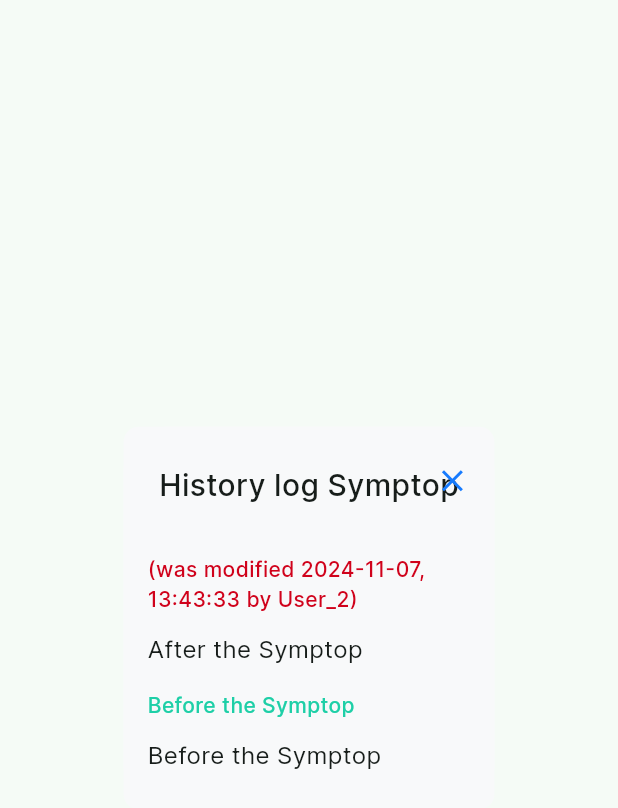
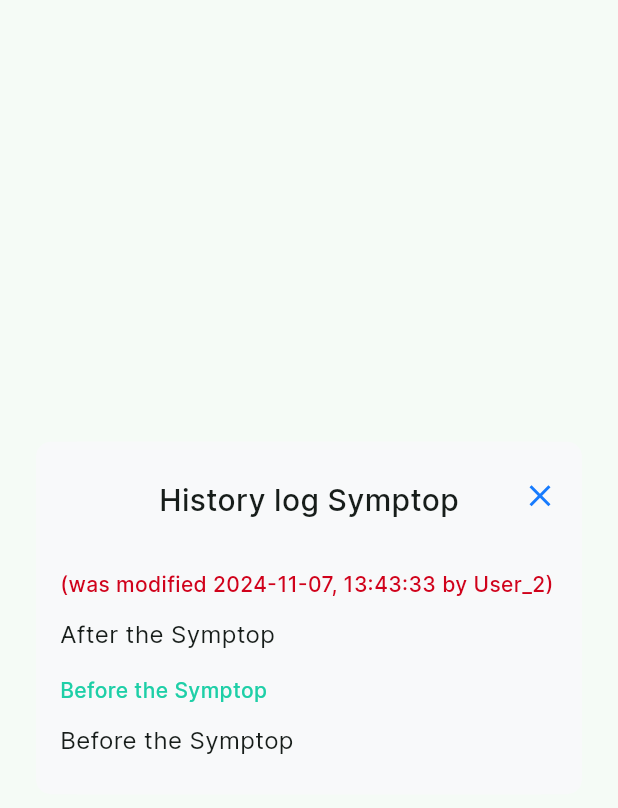
Before and after one commit to InAppoDev/doctor_ai_assistent, a Flutter app: the HistoryLogModal widget shown alone on an empty page, opened directly, on a phone screen of 412 x 824 dp. Shown: the top 808 px of the screen. Run offline on Flutter 3.47's test engine with Material 3 defaults, Android fonts, the light colour scheme and no system bars; our stand-ins replace auto_route, awesome_extensions, flutter_screenutil, flutter_svg, get_it, just_audio and 6 more; missing offline and left inert: flutter_quill, record; accounts and stored records are empty; generated files the repository leaves out were written again.

Commit message:
feat: update the logo of the application + fix of inset padding history log modal

```diff
--- a/lib/features/medical_form/presentation/widgets/history_log_modal.dart
+++ b/lib/features/medical_form/presentation/widgets/history_log_modal.dart
@@ -17,7 +17,7 @@ class HistoryLogModal extends StatelessWidget {
   Widget build(BuildContext context) {
     return Dialog(
       backgroundColor: AppColors.bg,
-      insetPadding: EdgeInsets.symmetric(horizontal: MediaQuery.of(context).size.width * 0.2),
+      insetPadding: EdgeInsets.symmetric(horizontal: Responsive.isDesktop(context) ? MediaQuery.of(context).size.width * 0.2 : 24),
       child: Container(
           decoration: BoxDecoration(
             color: AppColors.bg,
--- a/lib/features/record/presentation/widgets/wave_animation.dart
+++ b/lib/features/record/presentation/widgets/wave_animation.dart
@@ -46,7 +46,7 @@ class WavePainter extends CustomPainter {
   final double waveHeight1;
   final double waveHeight2;
 
-  WavePainter(this.animationValue, this.waveHeight1, this.waveHeight2);
+  const WavePainter(this.animationValue, this.waveHeight1, this.waveHeight2);
 
   @override
   void paint(Canvas canvas, Size size) {
```
Also changed, not shown: pubspec.yaml (+9 -0 lines), assets/images/logo.png (added), assets/images/logo_bg.png (added), pubspec.lock, 73 other files.
